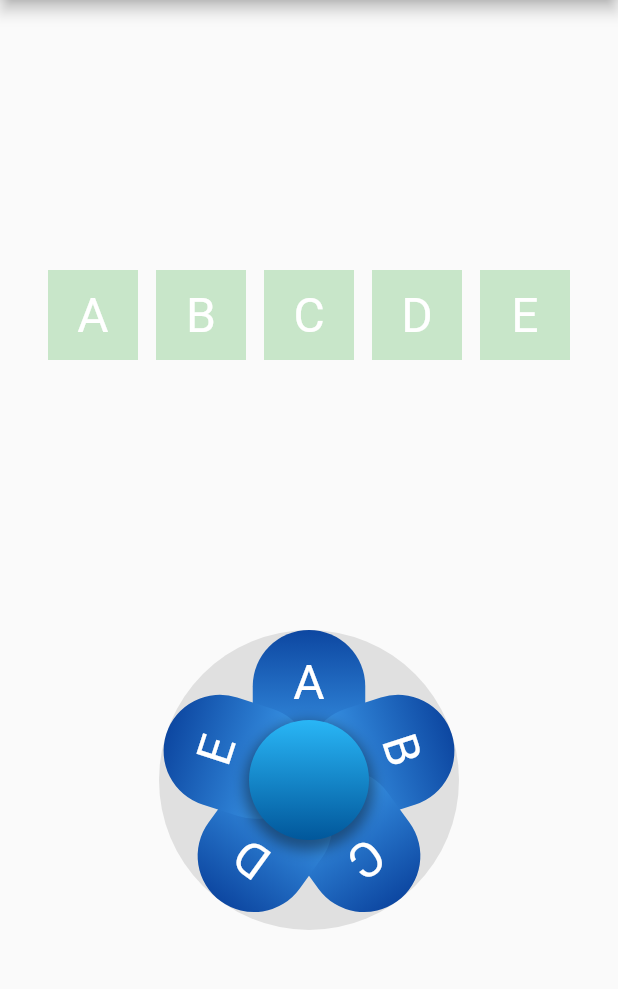
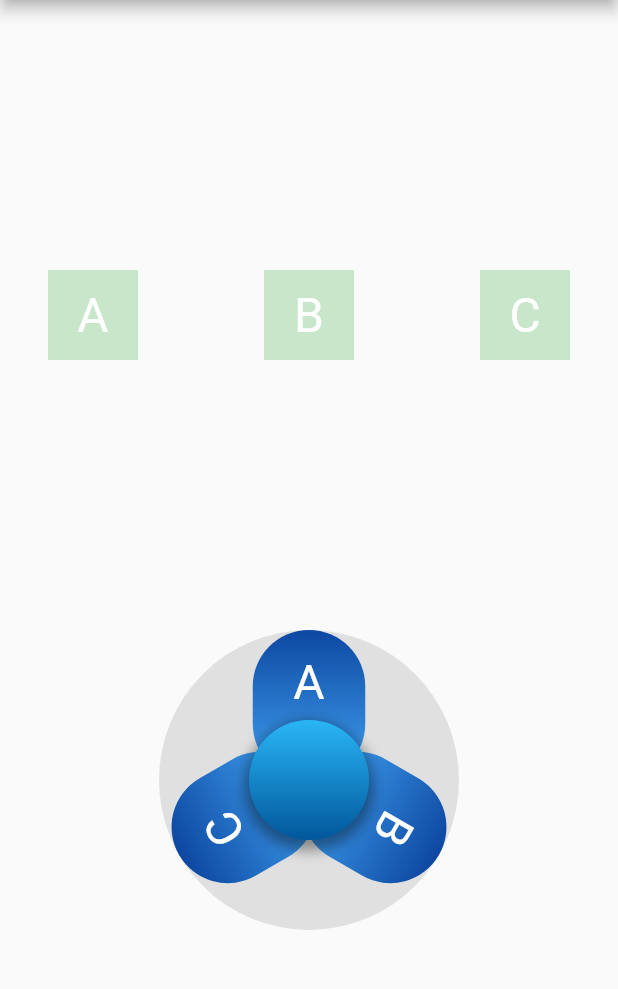
Before and after one commit to cybaker/flutter_joybuttons, a Flutter app: the screen it shows after launch, on a phone screen of 412 x 824 dp, the part 84-1073 px from its top. Run offline on Flutter 3.47's test engine with Material 2 defaults, Android fonts, the phone set to English and light mode, and no system bars.

Commit message:
Update for 3 buttons in example

```diff
--- a/example/lib/main.dart
+++ b/example/lib/main.dart
@@ -79,18 +79,6 @@ class _JoyButtonsExampleState extends State<JoyButtonsExample> {
         child: Text("C", style: TextStyle(color: Colors.white, fontSize: 32)),
       ),
     ),
-    const JoyButtonsButton(
-      title: Padding(
-        padding: EdgeInsets.only(top: 16.0),
-        child: Text("D", style: TextStyle(color: Colors.white, fontSize: 32)),
-      ),
-    ),
-    const JoyButtonsButton(
-      title: Padding(
-        padding: EdgeInsets.only(top: 16.0),
-        child: Text("E", style: TextStyle(color: Colors.white, fontSize: 32)),
-      ),
-    ),
   ];
 
   @override
@@ -126,20 +114,6 @@ class _JoyButtonsExampleState extends State<JoyButtonsExample> {
                     color: _pressed.contains(2) ? Colors.green : Colors.green.shade100,
                     child: const Text("C", style: TextStyle(color: Colors.white, fontSize: 32)),
                   ),
-                  Container(
-                    alignment: Alignment.center,
-                    width: dimension,
-                    height: dimension,
-                    color: _pressed.contains(3) ? Colors.green : Colors.green.shade100,
-                    child: const Text("D", style: TextStyle(color: Colors.white, fontSize: 32)),
-                  ),
-                  Container(
-                    alignment: Alignment.center,
-                    width: dimension,
-                    height: dimension,
-                    color: _pressed.contains(4) ? Colors.green : Colors.green.shade100,
-                    child: const Text("E", style: TextStyle(color: Colors.white, fontSize: 32)),
-                  ),
                 ],
               ),
             ),
```
